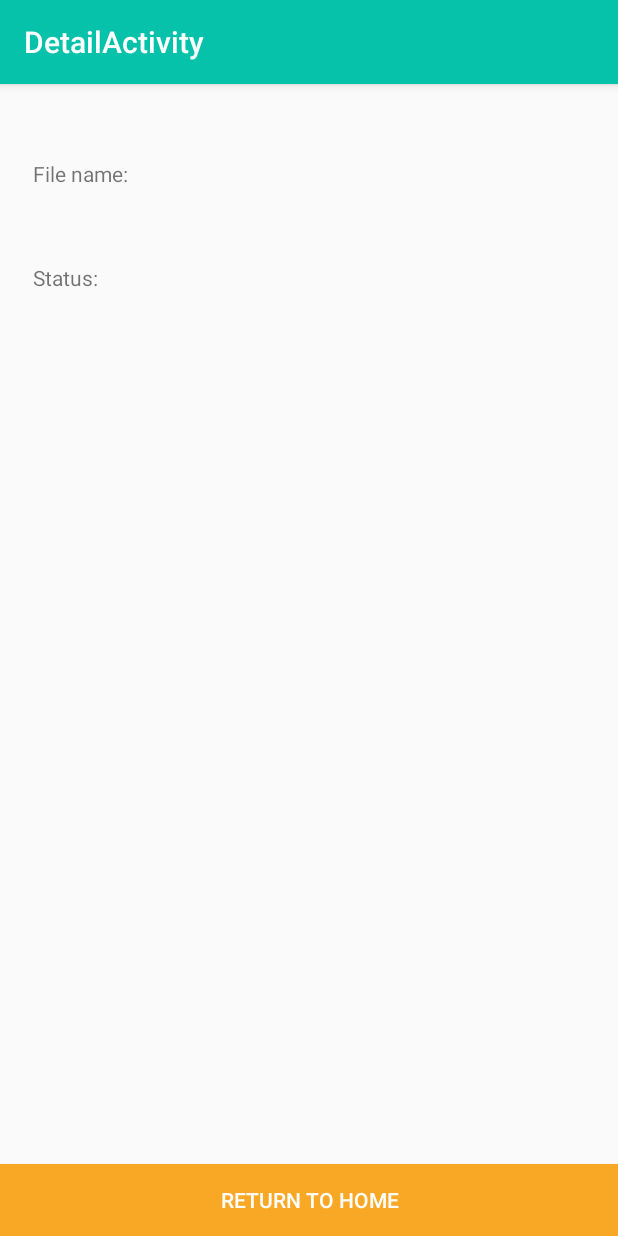
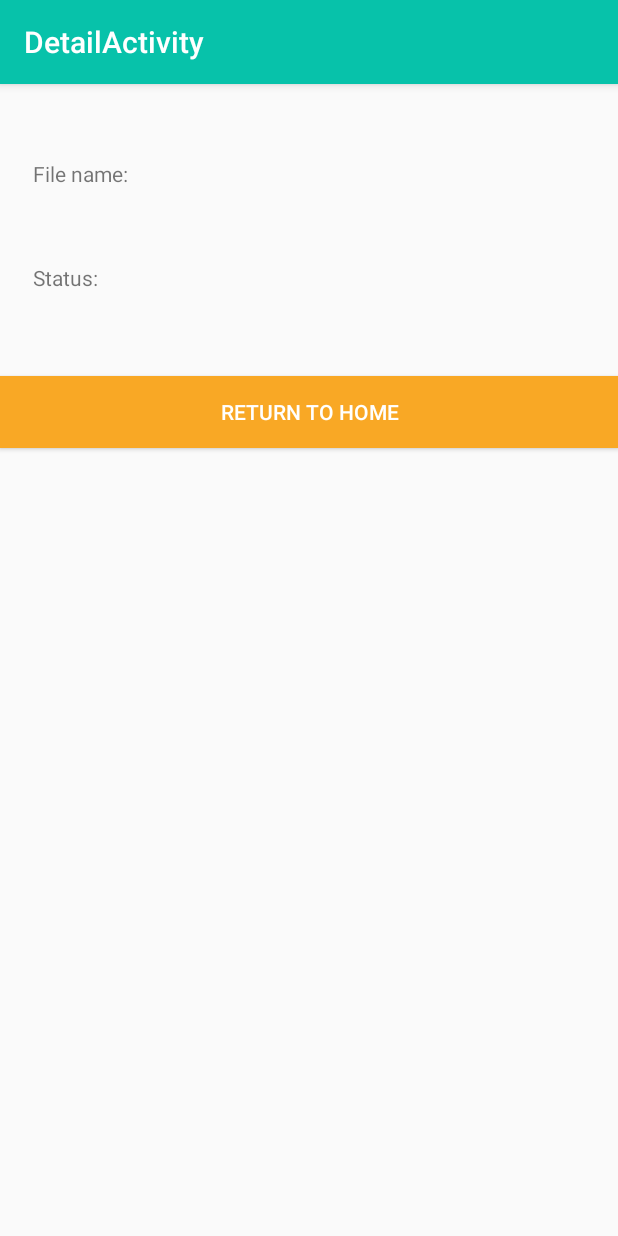
Before and after one commit to zmkaraman/nd940-c3-loadapp, an Android app: the DetailActivity screen opened directly, with no data from a screen before it, on a phone screen of 412 x 824 dp. Run offline under Robolectric (Android 15) with nearby library versions, the phone set to English and light mode, and no system bars.

Commit message:
code-review fix#3 motionlayout when start

```diff
--- a/starter/app/src/main/res/xml/content_detail_scene.xml
+++ b/starter/app/src/main/res/xml/content_detail_scene.xml
@@ -5,11 +5,11 @@
 
 
     <Transition
-        app:constraintSetStart="@+id/start"
-        app:constraintSetEnd="@+id/end"
-        app:duration="1000">
+        app:constraintSetStart="@+id/end"
+        app:constraintSetEnd="@+id/start"
+        app:duration="1000"
+        app:autoTransition="animateToEnd">
 
-        <OnSwipe app:touchAnchorId="@id/button"></OnSwipe>
     </Transition>
 
 
```
